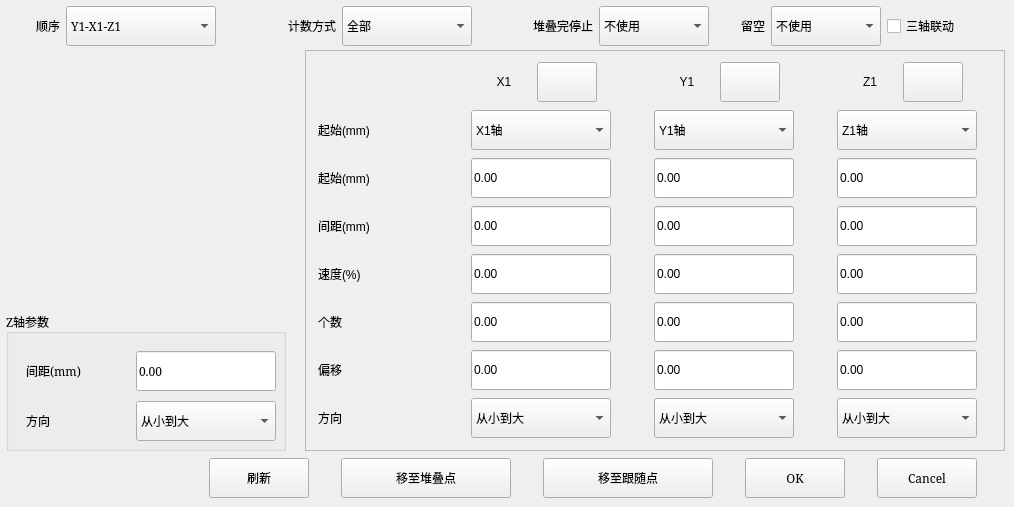
Old version of the form dialogs/stackedit.ui in the repository Jade-yun/MachineTool.
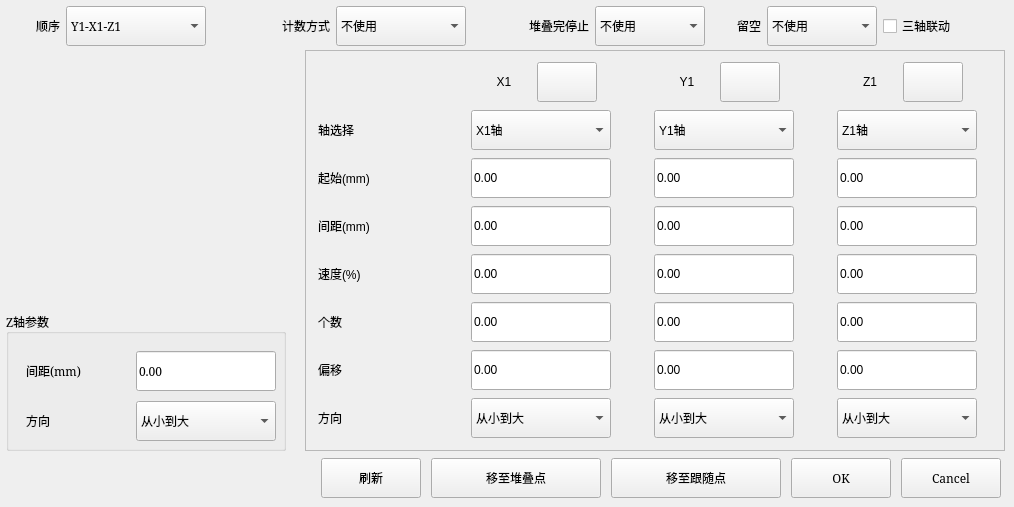
New version of the form. The open tabs and pages were chosen to show the change. Icons and pictures are not drawn. Custom widgets are drawn as their Qt base class.

What changed in the file:
```diff
--- a/dialogs/stackedit.ui
+++ b/dialogs/stackedit.ui
@@ -860,7 +860,7 @@
           </size>
          </property>
          <property name="text">
-          <string>起始(mm)</string>
+          <string>轴选择</string>
          </property>
         </widget>
        </item>
@@ -1026,6 +1026,12 @@
       <property name="sizeType">
        <enum>QSizePolicy::Expanding</enum>
       </property>
+      <property name="sizeHint" stdset="0">
+       <size>
+        <width>0</width>
+        <height>0</height>
+       </size>
+      </property>
      </spacer>
     </item>
     <item>
@@ -1203,7 +1209,7 @@
     </item>
    </layout>
   </widget>
-  <widget class="QWidget" name="">
+  <widget class="QWidget" name="layoutWidget">
    <property name="geometry">
     <rect>
      <x>10</x>
@@ -1242,13 +1248,13 @@
      <widget class="QComboBox" name="coboxStackOrder">
       <property name="minimumSize">
        <size>
-        <width>150</width>
+        <width>140</width>
         <height>40</height>
        </size>
       </property>
       <property name="maximumSize">
        <size>
-        <width>150</width>
+        <width>140</width>
         <height>40</height>
        </size>
       </property>
@@ -1322,7 +1328,7 @@
       </property>
       <item>
        <property name="text">
-        <string>全部</string>
+        <string>不使用</string>
        </property>
       </item>
       <item>
@@ -1528,6 +1534,13 @@
    </layout>
   </widget>
  </widget>
+ <customwidgets>
+  <customwidget>
+   <class>NumberEdit</class>
+   <extends>QLineEdit</extends>
+   <header location="global">customedit.h</header>
+  </customwidget>
+ </customwidgets>
  <resources>
   <include location="../images.qrc"/>
  </resources>
```
Left out of the diff: 175 changed lines with no effect on the pictures.
